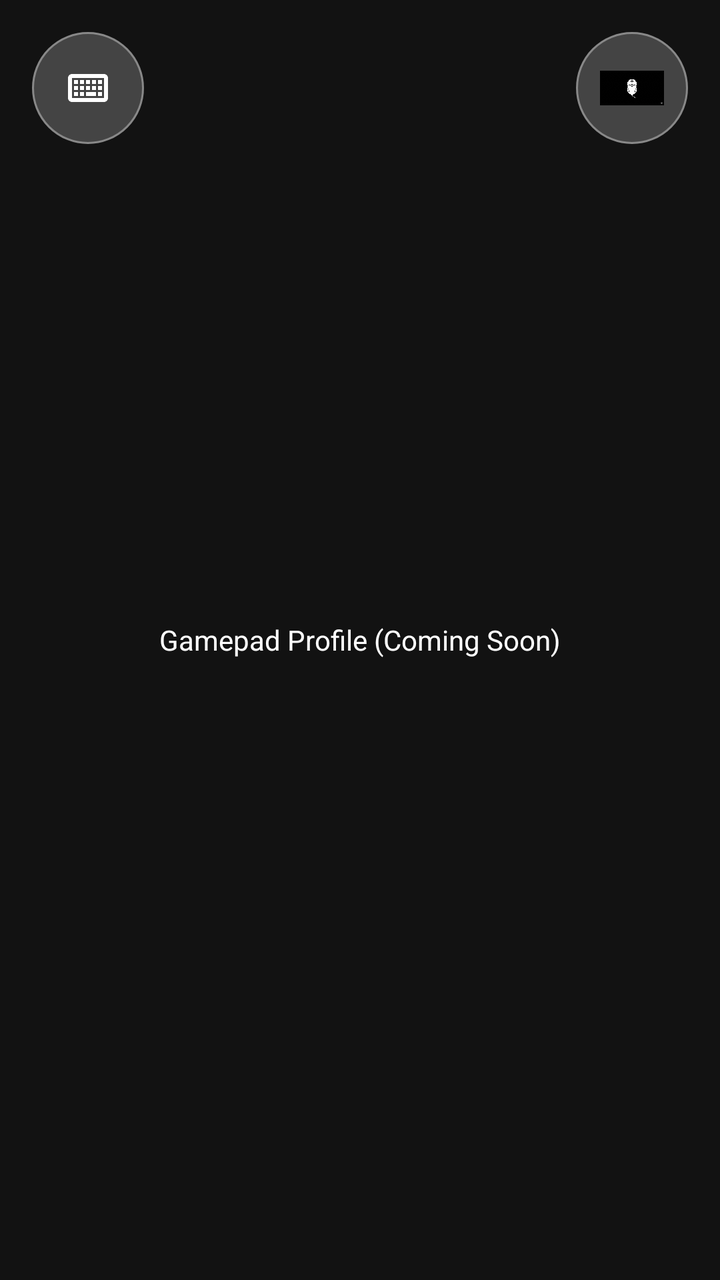
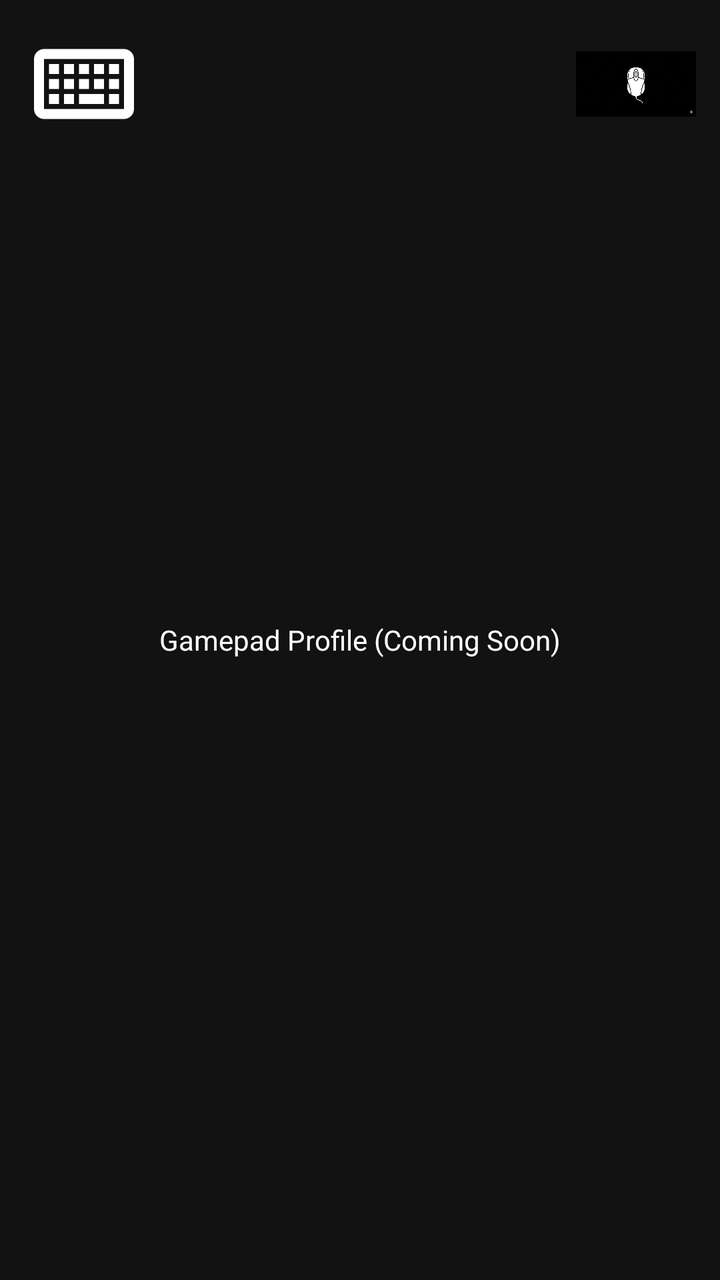

Compare the two renders of this Android layout. The source of the first and the diff that turns it into the second are given below.
<!-- AndroidManifest.xml: application theme Theme.KeyLink -->
<!-- res/layout/activity_gamepad.xml -->
<?xml version="1.0" encoding="utf-8"?>
<FrameLayout xmlns:android="http://schemas.android.com/apk/res/android"
    xmlns:app="http://schemas.android.com/apk/res-auto"
    android:layout_width="match_parent"
    android:layout_height="match_parent"
    android:background="#121212">

    <TextView
        android:layout_width="wrap_content"
        android:layout_height="wrap_content"
        android:layout_gravity="center"
        android:text="Gamepad Profile (Coming Soon)"
        android:textColor="#FFFFFF"/>

    
    <ImageButton
        android:id="@+id/btnSwitchKeyboard"
        android:layout_width="56dp"
        android:layout_height="56dp"
        android:layout_gravity="top|start"
        android:layout_margin="16dp"
        android:background="@drawable/circle_button_bg"
        android:padding="12dp"
        android:scaleType="centerInside"
        app:srcCompat="@drawable/ic_keyboard_profile"
        android:contentDescription="Switch to Keyboard"/>

    <ImageButton
        android:id="@+id/btnSwitchTrackpad"
        android:layout_width="56dp"
        android:layout_height="56dp"
        android:layout_gravity="top|end"
        android:layout_margin="16dp"
        android:background="@drawable/circle_button_bg"
        android:padding="12dp"
        android:scaleType="centerInside"
        app:srcCompat="@drawable/mouse_icon"
        android:contentDescription="Switch to Trackpad"/>

</FrameLayout>
<!-- resources referenced by this layout -->
<resources>
  <!-- drawable circle_button_bg (drawable) -->
  <shape xmlns:android="http://schemas.android.com/apk/res/android" android:shape="oval">
      <solid android:color="#444444"/>
      <stroke android:width="1dp" android:color="#888888"/>
  </shape>
  <!-- drawable ic_keyboard_profile (drawable) -->
  <?xml version="1.0" encoding="utf-8"?>
  <vector xmlns:android="http://schemas.android.com/apk/res/android"
      android:width="24dp"
      android:height="24dp"
      android:viewportWidth="24"
      android:viewportHeight="24">
      <path
          android:fillColor="#FFFFFF"
          android:pathData="M20,5H4C2.9,5,2,5.9,2,7v10c0,1.1,0.9,2,2,2h16c1.1,0,2,-0.9,2,-2V7C22,5.9,21.1,5,20,5zM20,17H4V7h16V17zM5,8h2v2H5V8zM5,11h2v2H5V11zM5,14h2v2H5V14zM8,8h2v2H8V8zM8,11h2v2H8V11zM8,14h2v2H8V14zM11,8h2v2h-2V8zM11,11h2v2h-2V11zM11,14h5v2h-5V14zM14,8h2v2h-2V8zM14,11h2v2h-2V11zM17,8h2v2h-2V8zM17,11h2v2h-2V11zM17,14h2v2h-2V14z" />
  </vector>
  <!-- drawable mouse_icon: png bitmap (drawable, 787695 bytes) -->
  <style name="Theme.KeyLink" parent="Theme.MaterialComponents.DayNight.NoActionBar">
          
          <item name="colorPrimary">@color/purple_500</item>
          <item name="colorPrimaryVariant">@color/purple_700</item>
          <item name="colorOnPrimary">@color/white</item>
          
          <item name="colorSecondary">@color/teal_200</item>
          <item name="colorSecondaryVariant">@color/teal_700</item>
          <item name="colorOnSecondary">@color/black</item>
          
          <item name="android:statusBarColor">#000000</item>
          
          <item name="android:windowFullscreen">true</item>
          <item name="android:windowContentOverlay">@null</item>
      </style>
  <color name="purple_500">#FF6200EE</color>
  <color name="purple_700">#FF3700B3</color>
  <color name="white">#FFFFFFFF</color>
  <color name="teal_200">#FF03DAC5</color>
  <color name="teal_700">#FF018786</color>
  <color name="black">#FF000000</color>
</resources>

<!-- the commit's change to res/layout/activity_gamepad.xml (unified diff, before → after) -->
@@ -15,25 +15,23 @@
     
     <ImageButton
         android:id="@+id/btnSwitchKeyboard"
-        android:layout_width="56dp"
-        android:layout_height="56dp"
+        android:layout_width="60dp"
+        android:layout_height="60dp"
         android:layout_gravity="top|start"
-        android:layout_margin="16dp"
-        android:background="@drawable/circle_button_bg"
-        android:padding="12dp"
-        android:scaleType="centerInside"
+        android:layout_margin="12dp"
+        android:background="@android:color/transparent"
+        android:scaleType="fitCenter"
         app:srcCompat="@drawable/ic_keyboard_profile"
         android:contentDescription="Switch to Keyboard"/>
 
     <ImageButton
         android:id="@+id/btnSwitchTrackpad"
-        android:layout_width="56dp"
-        android:layout_height="56dp"
+        android:layout_width="60dp"
+        android:layout_height="60dp"
         android:layout_gravity="top|end"
-        android:layout_margin="16dp"
-        android:background="@drawable/circle_button_bg"
-        android:padding="12dp"
-        android:scaleType="centerInside"
+        android:layout_margin="12dp"
+        android:background="@android:color/transparent"
+        android:scaleType="fitCenter"
         app:srcCompat="@drawable/mouse_icon"
         android:contentDescription="Switch to Trackpad"/>
 
<!-- resource entries referenced after the edit -->
@@ -1,10 +1,5 @@
 <!-- resources referenced by this layout -->
 <resources>
-  <!-- drawable circle_button_bg (drawable) -->
-  <shape xmlns:android="http://schemas.android.com/apk/res/android" android:shape="oval">
-      <solid android:color="#444444"/>
-      <stroke android:width="1dp" android:color="#888888"/>
-  </shape>
   <!-- drawable ic_keyboard_profile (drawable) -->
   <?xml version="1.0" encoding="utf-8"?>
   <vector xmlns:android="http://schemas.android.com/apk/res/android"
